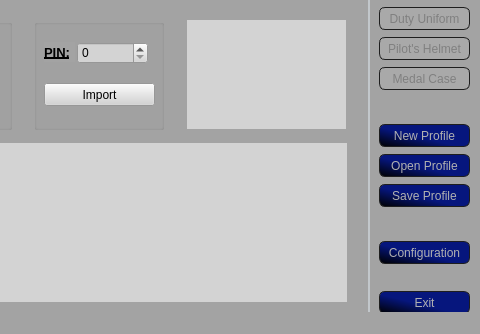
First picture: the form in data/uis/ttt.ui, repository SmTaUcM/TTT3, before the edit; both pictures show x 181 to 661 and y 109 to 443 of the 661 by 443 pixel window.
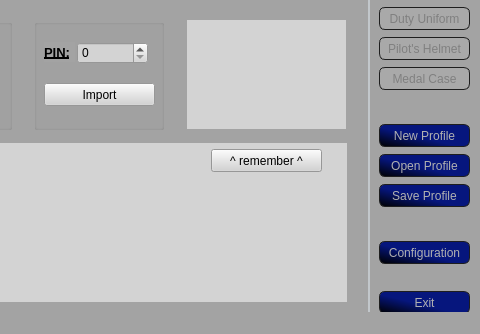
Second picture: the form after the edit. The open tabs and pages were chosen to show the change. Icons and pictures are not drawn.

```diff
--- a/data/uis/ttt.ui
+++ b/data/uis/ttt.ui
@@ -2063,6 +2063,22 @@
        <bool>false</bool>
       </property>
      </widget>
+     <widget class="QPushButton" name="btn_remember">
+      <property name="geometry">
+       <rect>
+        <x>380</x>
+        <y>170</y>
+        <width>111</width>
+        <height>23</height>
+       </rect>
+      </property>
+      <property name="styleSheet">
+       <string notr="true">background-color: rgb(211, 211, 211);</string>
+      </property>
+      <property name="text">
+       <string>^ remember ^</string>
+      </property>
+     </widget>
     </widget>
     <widget class="QWidget" name="tabInfo">
      <attribute name="title">
```
